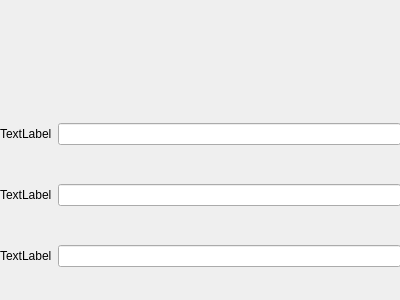
This is login.ui in feroooooo/LibClient as Qt 5 draws it before an edit. The edited form follows.
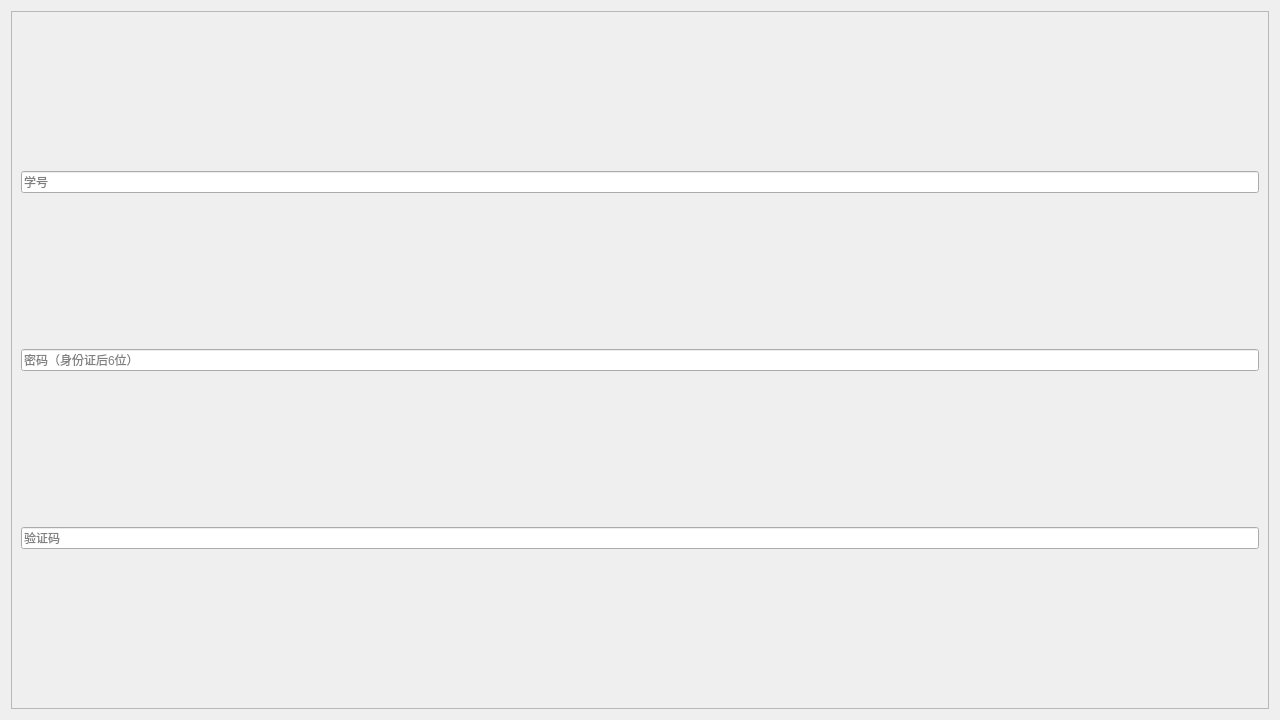
This is the edited form.

Diff of the .ui file:
```diff
--- a/login.ui
+++ b/login.ui
@@ -6,67 +6,81 @@
    <rect>
     <x>0</x>
     <y>0</y>
-    <width>400</width>
-    <height>300</height>
+    <width>1280</width>
+    <height>720</height>
    </rect>
   </property>
+  <property name="minimumSize">
+   <size>
+    <width>960</width>
+    <height>540</height>
+   </size>
+  </property>
+  <property name="maximumSize">
+   <size>
+    <width>1280</width>
+    <height>720</height>
+   </size>
+  </property>
   <property name="windowTitle">
    <string>登录</string>
   </property>
-  <widget class="QWidget" name="verticalLayoutWidget">
-   <property name="geometry">
-    <rect>
-     <x>0</x>
-     <y>90</y>
-     <width>401</width>
-     <height>211</height>
-    </rect>
+  <layout class="QVBoxLayout" name="verticalLayout_2">
+   <item>
+    <widget class="QFrame" name="frame">
+     <property name="styleSheet">
+      <string notr="true"/>
+     </property>
+     <property name="frameShape">
+      <enum>QFrame::StyledPanel</enum>
+     </property>
+     <property name="frameShadow">
+      <enum>QFrame::Raised</enum>
    </property>
    <layout class="QVBoxLayout" name="verticalLayout">
+      <property name="sizeConstraint">
+       <enum>QLayout::SetDefaultConstraint</enum>
+      </property>
     <item>
      <layout class="QHBoxLayout" name="horizontalLayout">
       <item>
-       <widget class="QLabel" name="label">
+         <widget class="QLineEdit" name="lineEdit">
         <property name="text">
-         <string>TextLabel</string>
+           <string/>
+          </property>
+          <property name="placeholderText">
+           <string>学号</string>
         </property>
        </widget>
       </item>
-      <item>
-       <widget class="QLineEdit" name="lineEdit"/>
-      </item>
      </layout>
     </item>
     <item>
      <layout class="QHBoxLayout" name="horizontalLayout_4">
       <item>
-       <widget class="QLabel" name="label_3">
-        <property name="text">
-         <string>TextLabel</string>
+         <widget class="QLineEdit" name="lineEdit_2">
+          <property name="placeholderText">
+           <string>密码（身份证后6位）</string>
         </property>
        </widget>
       </item>
-      <item>
-       <widget class="QLineEdit" name="lineEdit_2"/>
-      </item>
      </layout>
     </item>
     <item>
      <layout class="QHBoxLayout" name="horizontalLayout_5">
       <item>
-       <widget class="QLabel" name="label_2">
-        <property name="text">
-         <string>TextLabel</string>
+         <widget class="QLineEdit" name="lineEdit_3">
+          <property name="placeholderText">
+           <string>验证码</string>
         </property>
        </widget>
       </item>
-      <item>
-       <widget class="QLineEdit" name="lineEdit_3"/>
-      </item>
      </layout>
     </item>
    </layout>
   </widget>
+   </item>
+  </layout>
  </widget>
  <resources/>
  <connections/>
```
Lines whose indentation alone changed are shown as unchanged.
